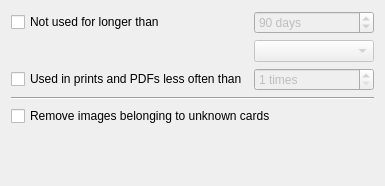
First picture: the form in mtg_proxy_printer/resources/ui/cache_cleanup_wizard/filter_setup_page.ui, repository luziferius/MTGProxyPrinter, before the edit.
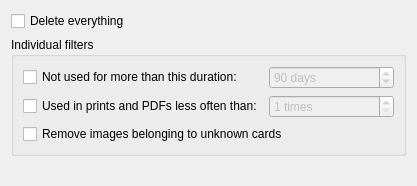
Second picture: the form after the edit. Icons and pictures are not drawn.

Commit message:
CacheCleanupWizard: Axed the AND/OR choice that was meant to combine the available filters. Added a new filter "delete everything" that simply selects all images in the cache for removal. Set the "edit-delete" icon on the wizards finish button to mark it as a destructive action.
FossilOrigin-Name: 15372391025b959c14da1495ed3eb84b80627eb52763c9493fa2e494e8507e01

Patch:
```diff
--- a/mtg_proxy_printer/resources/ui/cache_cleanup_wizard/filter_setup_page.ui
+++ b/mtg_proxy_printer/resources/ui/cache_cleanup_wizard/filter_setup_page.ui
@@ -6,7 +6,7 @@
    <rect>
     <x>0</x>
     <y>0</y>
-    <width>385</width>
+    <width>417</width>
     <height>186</height>
    </rect>
   </property>
@@ -19,43 +19,37 @@
   <property name="subTitle">
    <string>Optionally set automatic cleanup conditions. These will be used to select images for removal.</string>
   </property>
-  <layout class="QGridLayout" name="gridLayout">
-   <item row="4" column="0" colspan="2">
-    <widget class="QCheckBox" name="remove_unknown_cards_checkbox">
-     <property name="toolTip">
-      <string>Cards become unknown, if your configured a stricter card filter in the settings.
-For example, if you downloaded images of silver-bordered cards and then configured the program to omit those, all these images become unknown.</string>
-     </property>
+  <layout class="QVBoxLayout" name="verticalLayout">
+   <item>
+    <widget class="QCheckBox" name="delete_everything_checkbox">
      <property name="text">
-      <string>Remove images belonging to unknown cards</string>
+      <string>Delete everything</string>
+     </property>
+     <property name="icon">
+      <iconset theme="edit-delete"/>
      </property>
     </widget>
    </item>
-   <item row="1" column="1">
-    <widget class="QComboBox" name="combination_choice_combobox">
-     <property name="enabled">
-      <bool>false</bool>
+   <item>
+    <widget class="QGroupBox" name="individual_filter_group">
+     <property name="toolTip">
+      <string>Select images for removal based on any matching criterium.</string>
+     </property>
+     <property name="title">
+      <string>Individual filters</string>
+     </property>
+     <layout class="QGridLayout" name="gridLayout_2">
+      <item row="1" column="0">
+       <widget class="QCheckBox" name="count_filter_enabled_checkbox">
+        <property name="text">
+         <string>Used in prints and PDFs less often than:</string>
      </property>
     </widget>
    </item>
    <item row="0" column="0">
     <widget class="QCheckBox" name="time_filter_enabled_checkbox">
      <property name="text">
-      <string>Not used for longer than</string>
-     </property>
-    </widget>
-   </item>
-   <item row="3" column="0" colspan="2">
-    <widget class="Line" name="line">
-     <property name="orientation">
-      <enum>Qt::Horizontal</enum>
-     </property>
-    </widget>
-   </item>
-   <item row="2" column="0">
-    <widget class="QCheckBox" name="count_filter_enabled_checkbox">
-     <property name="text">
-      <string>Used in prints and PDFs less often than</string>
+         <string>Not used for more than this duration:</string>
      </property>
     </widget>
    </item>
@@ -75,7 +69,7 @@
      </property>
     </widget>
    </item>
-   <item row="2" column="1">
+      <item row="1" column="1">
     <widget class="QSpinBox" name="count_filter_value_spinbox">
      <property name="enabled">
       <bool>false</bool>
@@ -91,7 +85,21 @@
      </property>
     </widget>
    </item>
-   <item row="5" column="0" colspan="2">
+      <item row="2" column="0" colspan="2">
+       <widget class="QCheckBox" name="remove_unknown_cards_checkbox">
+        <property name="toolTip">
+         <string>Cards become unknown, if your configured a stricter card filter in the settings.
+For example, if you downloaded images of silver-bordered cards and then configured the program to omit those, all these images become unknown.</string>
+        </property>
+        <property name="text">
+         <string>Remove images belonging to unknown cards</string>
+        </property>
+       </widget>
+      </item>
+     </layout>
+    </widget>
+   </item>
+   <item>
     <spacer name="verticalSpacer">
      <property name="orientation">
       <enum>Qt::Vertical</enum>
```
Left out of the diff: 49 changed lines with no effect on the pictures. Lines whose indentation alone changed are shown as unchanged. The commit also changes 1 other file.
